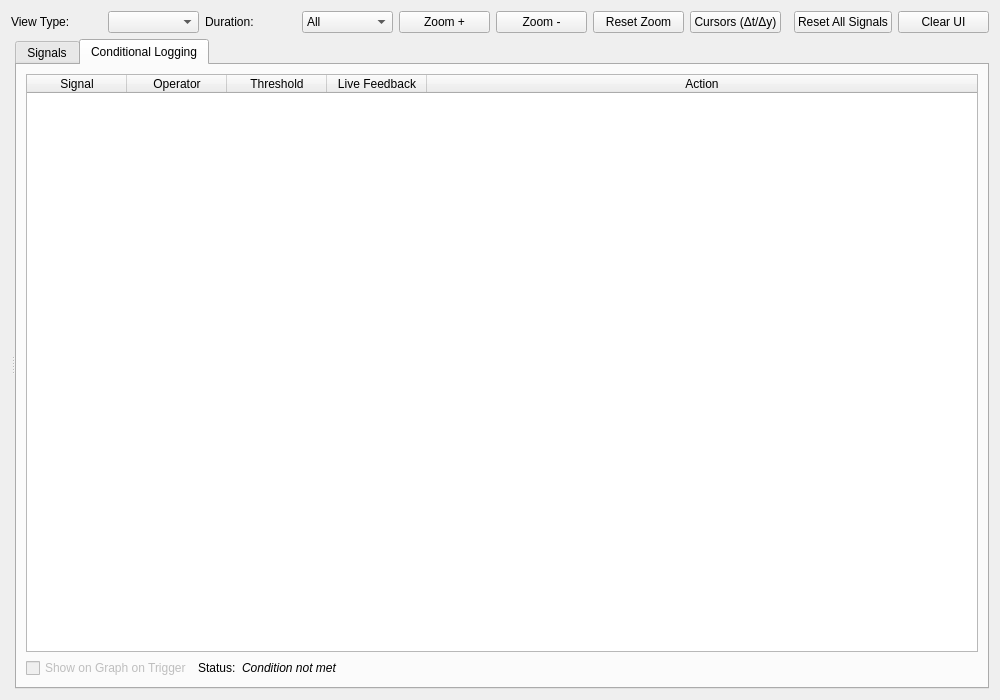
Qt form src/window/GraphWindow/GraphWindow.ui (SJTU-RoboMaster-Team/CANgaroo-jl) before a commit.
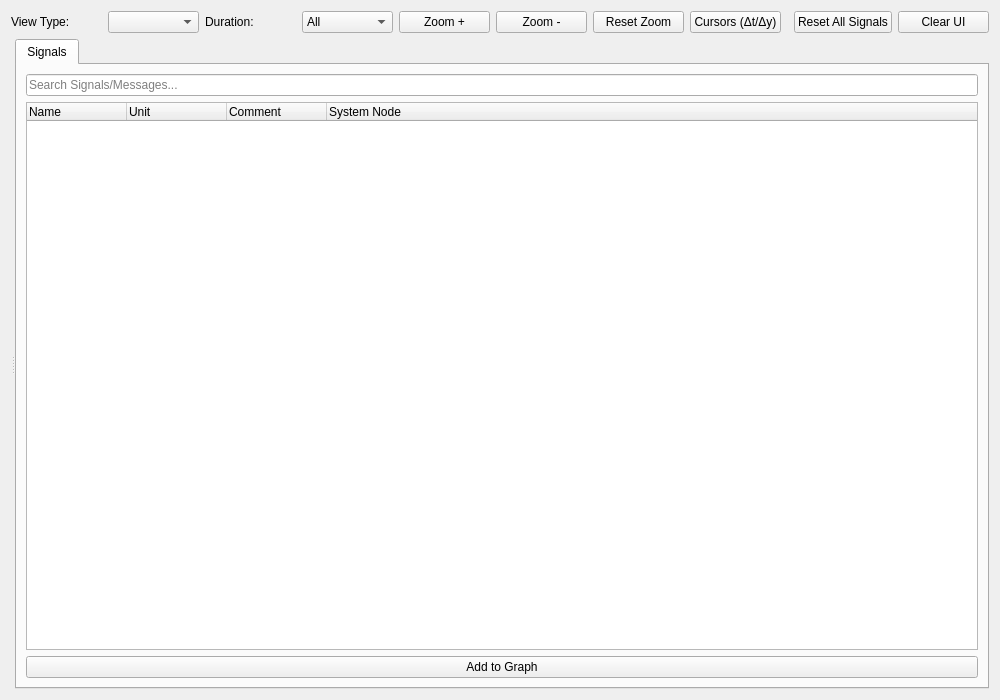
The same form after that commit. The open tabs and pages were chosen to show the change.

Commit message:
chore: drop UDS/J1939 decoding, CAN gateway and conditional logging
TraceWindow shrinks to one frame list with the existing aggregated/rolling
toggle; the protocol decoders, their tabs and the J1939/UDS workspace state go
away, and UnifiedTraceView* keeps only frames and DBC signal children. The CAN
gateway window and the conditional-logging manager/dialog/panel are removed;
old workspaces that still reference them log a note and load.

Diff of the .ui file:
```diff
--- a/src/window/GraphWindow/GraphWindow.ui
+++ b/src/window/GraphWindow/GraphWindow.ui
@@ -201,101 +201,6 @@
             </property>
            </widget>
           </item>
-          <item>
-           <widget class="QPushButton" name="btnAddCondition">
-            <property name="text">
-             <string>Add to Condition</string>
-            </property>
-           </widget>
-          </item>
-         </layout>
-        </item>
-       </layout>
-      </widget>
-      <widget class="QWidget" name="bottomPanel">
-       <attribute name="title">
-        <string>Conditional Logging</string>
-       </attribute>
-       <layout class="QVBoxLayout" name="bottomPanelLayout">
-        <item>
-         <widget class="QTableWidget" name="conditionTable">
-          <property name="selectionMode">
-           <enum>QAbstractItemView::NoSelection</enum>
-          </property>
-          <attribute name="horizontalHeaderStretchLastSection">
-           <bool>true</bool>
-          </attribute>
-          <column>
-           <property name="text">
-            <string>Signal</string>
-           </property>
-          </column>
-          <column>
-           <property name="text">
-            <string>Operator</string>
-           </property>
-          </column>
-          <column>
-           <property name="text">
-            <string>Threshold</string>
-           </property>
-          </column>
-          <column>
-           <property name="text">
-            <string>Live Feedback</string>
-           </property>
-          </column>
-          <column>
-           <property name="text">
-            <string>Action</string>
-           </property>
-          </column>
-         </widget>
-        </item>
-        <item>
-         <layout class="QHBoxLayout" name="bottomActionLayout">
-          <item>
-           <widget class="QCheckBox" name="chkGraphFilter">
-            <property name="enabled">
-             <bool>false</bool>
-            </property>
-            <property name="text">
-             <string>Show on Graph on Trigger</string>
-            </property>
-           </widget>
-          </item>
-          <item>
-           <widget class="QLabel" name="label_3">
-            <property name="text">
-             <string>Status:</string>
-            </property>
-           </widget>
-          </item>
-          <item>
-           <widget class="QLabel" name="triggerStatusLabel">
-            <property name="font">
-             <font>
-              <italic>true</italic>
-             </font>
-            </property>
-            <property name="text">
-             <string>Condition not met</string>
-            </property>
-           </widget>
-          </item>
-          <item>
-           <spacer name="horizontalSpacerBottom">
-            <property name="orientation">
-             <enum>Qt::Horizontal</enum>
-            </property>
-            <property name="sizeHint" stdset="0">
-             <size>
-              <width>40</width>
-              <height>20</height>
-             </size>
-            </property>
-           </spacer>
-          </item>
          </layout>
         </item>
        </layout>
```
The commit also changes 39 other files.
